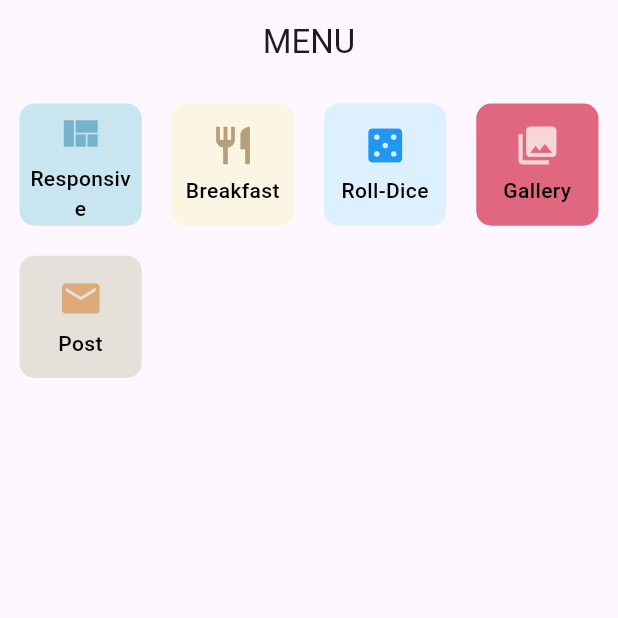
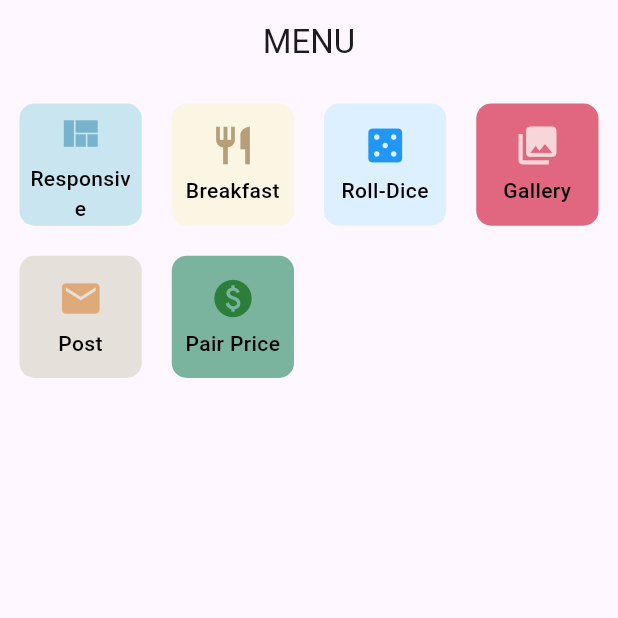
Before and after one commit to Eclipse-Walker/flutter_layout, a Flutter app: the screen it shows after launch, on a phone screen of 412 x 824 dp, the top half of it. Run offline on Flutter 3.47's test engine with Material 3 defaults, Android fonts, the phone set to English and light mode, and no system bars; our stand-ins replace cached_network_image, flutter_svg, google_fonts.

Commit message:
feat: crate pair_price_page

```diff
--- a/lib/pages/main_manu_page.dart
+++ b/lib/pages/main_manu_page.dart
@@ -1,6 +1,7 @@
 import 'package:flutter/material.dart';
 
 import 'package:flutter_layout/pages/main_page.dart';
+import 'package:flutter_layout/pages/pair_price_page.dart';
 import 'package:flutter_layout/pages/post_page.dart';
 import 'package:flutter_layout/pages_foods/home.dart';
 import '../components/gradient_container.dart';
@@ -61,6 +62,13 @@ class MainMenuPage extends StatelessWidget {
               destination: PostListPage(),
               bgColor: Color(0xffE5E1DA),
               iconColor: Color(0xffDEAA79),
+            ),
+            MenuOption(
+              icon: Icons.paid,
+              label: 'Pair Price',
+              destination: PairPricePage(),
+              bgColor: Color.fromARGB(255, 122, 180, 158),
+              iconColor: Color.fromARGB(255, 45, 126, 58),
             ),
           ],
         ),
```
Also changed, not shown: lib/pages/pair_price_page.dart (added, +34 -0 lines).
